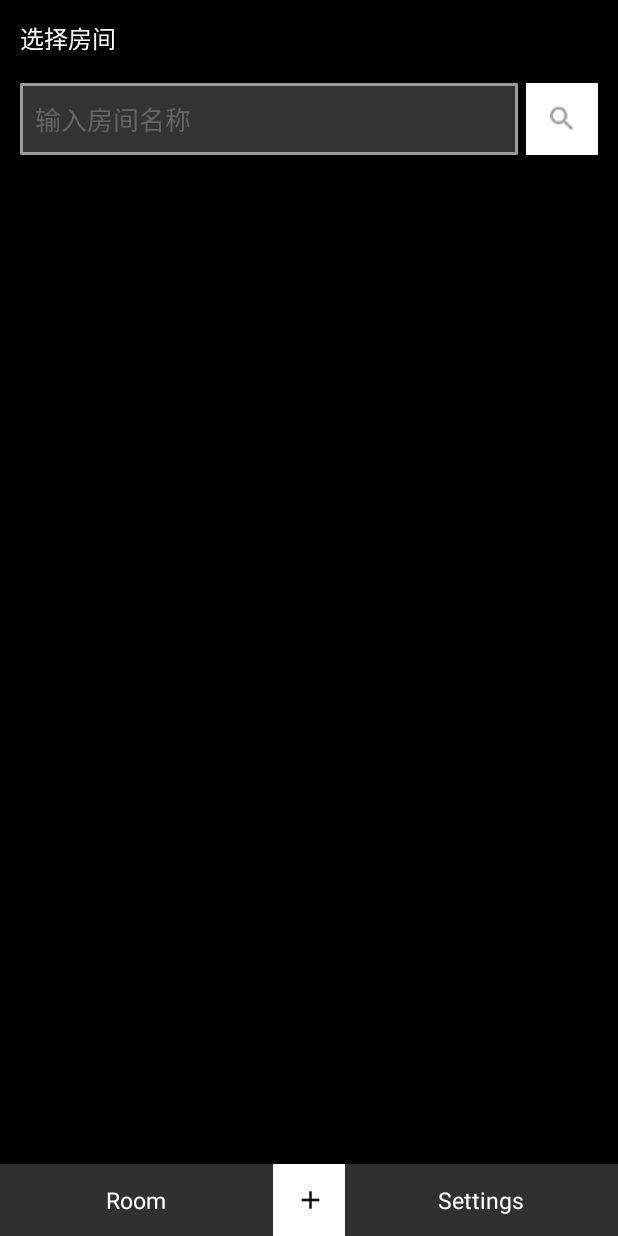
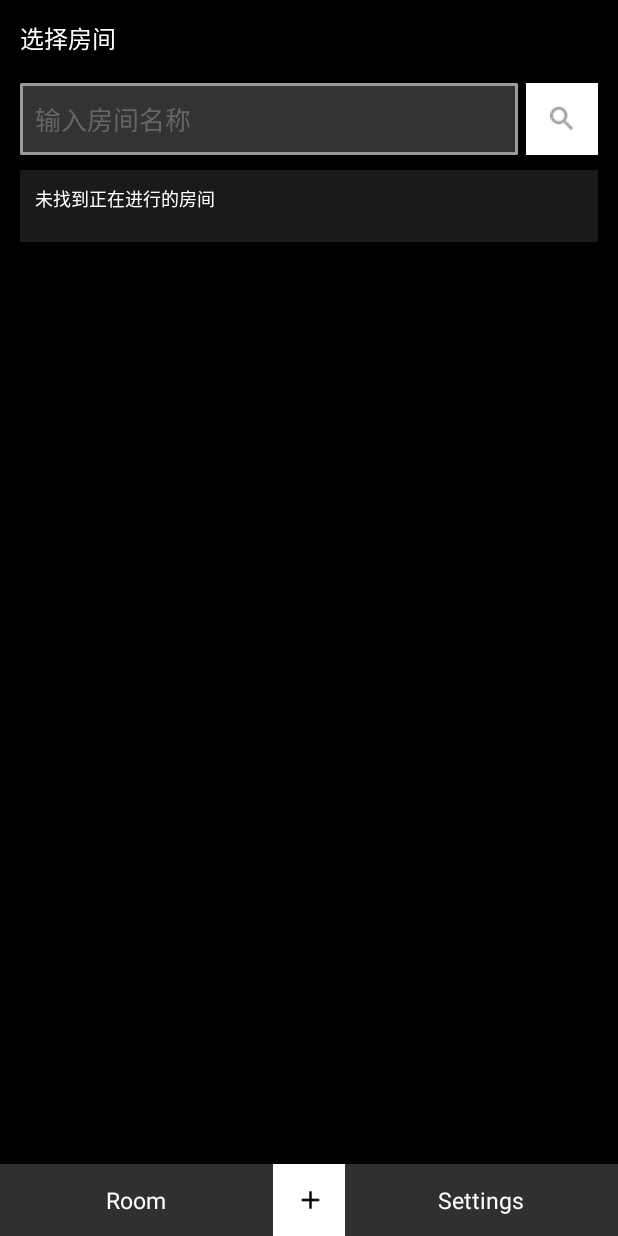
Before and after one commit to easemob/liveroom-android, an Android app: the ChatRoomFragment screen opened directly, with no data from a screen before it, on a phone screen of 412 x 824 dp. Run offline under Robolectric (Android 15) with nearby library versions, the phone set to English and light mode, and no system bars; our stand-ins replace Volley; network calls fail; 1 statement that could not run was skipped.

Commit message:
fix some bugs

```diff
--- a/app/src/main/java/com/hyphenate/liveroom/ui/ChatRoomFragment.java
+++ b/app/src/main/java/com/hyphenate/liveroom/ui/ChatRoomFragment.java
@@ -62,7 +62,7 @@ public class ChatRoomFragment extends BaseFragment {
         searchButton = contentView.findViewById(R.id.btn_search);
         pullToRefreshLayout = contentView.findViewById(R.id.layout_pull_refresh);
         roomListView = contentView.findViewById(R.id.list_room);
-
+        roomListView.setEmptyView(contentView.findViewById(R.id.emptyView));
         searchEdittext.addTextChangedListener(textWatcher);
         searchButton.setOnClickListener((v) -> {
             hideSoftKeyboard();
--- a/app/src/main/java/com/hyphenate/liveroom/ui/LoginActivity.java
+++ b/app/src/main/java/com/hyphenate/liveroom/ui/LoginActivity.java
@@ -167,7 +167,7 @@ public class LoginActivity extends BaseActivity {
 
 
     private String getInputUsername() {
-        return etUsername.getText().toString().trim();
+        return etUsername.getText().toString().trim().toLowerCase();
     }
 
     private String getInputPassword() {
--- a/app/src/main/java/com/hyphenate/liveroom/widgets/chatrow/EaseChatRowText.java
+++ b/app/src/main/java/com/hyphenate/liveroom/widgets/chatrow/EaseChatRowText.java
@@ -8,6 +8,7 @@ import android.widget.TextView;
 import com.hyphenate.chat.EMMessage;
 import com.hyphenate.chat.EMTextMessageBody;
 import com.hyphenate.liveroom.R;
+import com.hyphenate.util.DateUtils;
 
 import java.text.SimpleDateFormat;
 import java.util.Date;
@@ -19,7 +20,7 @@ public class EaseChatRowText extends EaseChatRow {
 
 	public EaseChatRowText(Context context, EMMessage message, int position, BaseAdapter adapter) {
 		super(context, message, position, adapter);
-		dateFormat = new SimpleDateFormat("yyyy-mm-dd hh:MM:ss");
+		dateFormat = new SimpleDateFormat("yyyy-MM-dd hh:mm:ss");
 	}
 
 	@Override
--- a/app/src/main/res/layout/fragment_chatroom.xml
+++ b/app/src/main/res/layout/fragment_chatroom.xml
@@ -44,13 +44,31 @@
         android:layout_height="match_parent"
         android:layout_marginTop="10dp">
 
-        <ListView
-            android:id="@+id/list_room"
+        <LinearLayout
             android:layout_width="match_parent"
             android:layout_height="match_parent"
-            android:cacheColorHint="@android:color/transparent"
-            android:divider="@null"
-            android:scrollbars="none" />
+            android:orientation="vertical">
+
+            <ListView
+                android:id="@+id/list_room"
+                android:layout_width="match_parent"
+                android:layout_height="match_parent"
+                android:layout_weight="1"
+                android:drawSelectorOnTop="false"
+                android:fastScrollEnabled="true"
+                android:cacheColorHint="@android:color/transparent"
+                android:divider="@null"
+                android:scrollbars="none" />
+
+            <include
+                android:id="@+id/emptyView"
+                android:layout_width="match_parent"
+                android:layout_height="match_parent"
+                android:layout_weight="1"
+                layout="@layout/layout_empty"
+                android:visibility="gone" />
+        </LinearLayout>
+
 
     </android.support.v4.widget.SwipeRefreshLayout>
 </LinearLayout>
--- /dev/null
+++ b/app/src/main/res/layout/layout_empty.xml
@@ -0,0 +1,17 @@
+<?xml version="1.0" encoding="utf-8"?>
+<FrameLayout xmlns:android="http://schemas.android.com/apk/res/android"
+    android:layout_width="match_parent"
+    android:layout_height="match_parent"
+    android:layout_margin="10dp">
+
+    <TextView
+        android:layout_width="match_parent"
+        android:layout_height="@dimen/item_height"
+        android:layout_gravity="center_horizontal"
+        android:background="@color/color_gray"
+        android:padding="10dp"
+        android:text="未找到正在进行的房间"
+        android:textColor="@android:color/white"
+        android:textSize="12sp" />
+
+</FrameLayout>
```
Also changed, not shown: app/src/main/java/com/hyphenate/liveroom/ui/CreateFragment.java (+7 -0 lines), app/src/main/java/com/hyphenate/liveroom/ui/SharedActivity.java (+21 -6 lines), app/src/main/java/com/hyphenate/liveroom/utils/SystemShareUtils.java (+31 -44 lines), app/src/main/res/layout/activity_shared.xml (+12 -1 lines).
